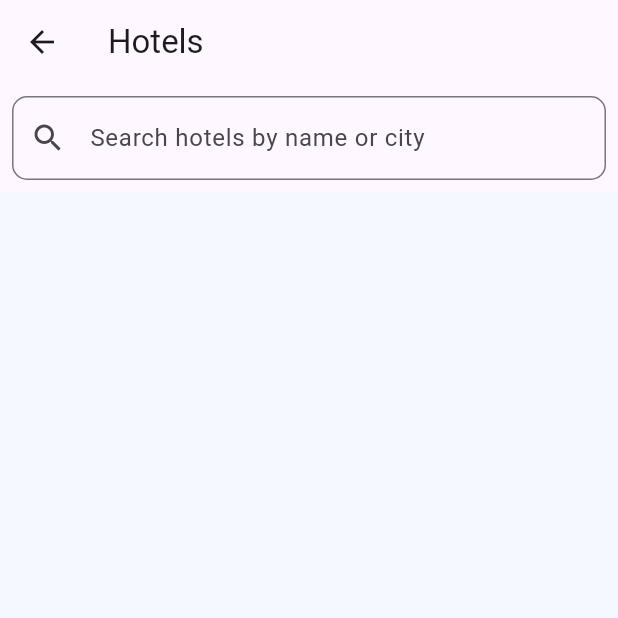
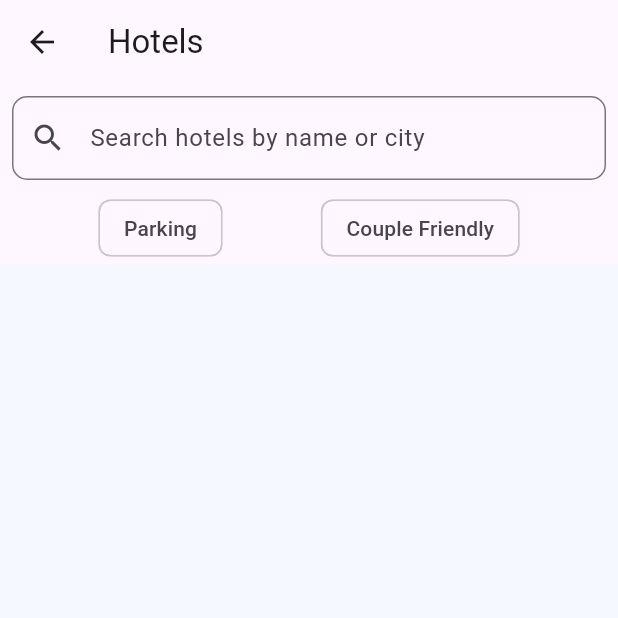
Before and after one commit to sayanthmk/hotel_booking_user, a Flutter app: the HotelsGridView screen opened directly, on a phone screen of 412 x 824 dp, the top half of it. Run offline on Flutter 3.47's test engine with Material 3 defaults, Android fonts, the light colour scheme and no system bars; our stand-ins replace animated_splash_screen, bloc, cloud_firestore, dio, equatable, firebase_auth and 10 more; missing offline and left inert: flutter_stripe; accounts and stored records are empty; Roboto replaces fonts that are missing (PTSans); statements that could not run were skipped.

Commit message:
filter initialise

```diff
--- a/lib/features/home/presentation/pages/home_page/hotellistview/hotels_gridview.dart
+++ b/lib/features/home/presentation/pages/home_page/hotellistview/hotels_gridview.dart
@@ -1,119 +1,17 @@
 // hotel_search_event.dart
-import 'package:equatable/equatable.dart';
 import 'package:flutter/material.dart';
 import 'package:flutter_bloc/flutter_bloc.dart';
 import 'package:get_it/get_it.dart';
 import 'package:hotel_booking/core/constants/colors.dart';
-import 'package:hotel_booking/features/home/domain/entity/hotel_entity.dart';
 import 'package:hotel_booking/features/home/presentation/pages/detailed_page/detail_page.dart';
+import 'package:hotel_booking/features/home/presentation/pages/home_page/hotellistview/widgets/filter.dart';
+import 'package:hotel_booking/features/home/presentation/providers/search_bloc/hotelsearch_bloc.dart';
 import 'package:hotel_booking/features/home/presentation/providers/hotel_bloc/hotel_bloc.dart';
 import 'package:hotel_booking/features/home/presentation/providers/hotel_bloc/hotel_event.dart';
 import 'package:hotel_booking/features/home/presentation/providers/hotel_bloc/hotel_state.dart';
+import 'package:hotel_booking/features/home/presentation/providers/search_bloc/hotelsearch_event.dart';
+import 'package:hotel_booking/features/home/presentation/providers/search_bloc/hotelsearch_state.dart';
 import 'package:hotel_booking/features/home/presentation/providers/selected_bloc/bloc/selectedhotel_bloc.dart';
-
-abstract class HotelSearchEvent extends Equatable {
-  const HotelSearchEvent();
-
-  @override
-  List<Object> get props => [];
-}
-
-class InitializeHotelSearchEvent extends HotelSearchEvent {}
-
-class SearchHotelsEvent extends HotelSearchEvent {
-  final String query;
-  final List<HotelEntity> allHotels;
-
-  const SearchHotelsEvent({required this.query, required this.allHotels});
-
-  @override
-  List<Object> get props => [query, allHotels];
-}
-
-// hotel_search_state.dart
-// import 'package:equatable/equatable.dart';
-// import 'package:hotel_booking/features/home/domain/entity/hotel_entity.dart';
-
-abstract class HotelSearchState extends Equatable {
-  const HotelSearchState();
-
-  @override
-  List<Object> get props => [];
-}
-
-class HotelSearchInitialState extends HotelSearchState {}
-
-class HotelSearchLoadingState extends HotelSearchState {}
-
-class HotelSearchLoadedState extends HotelSearchState {
-  final List<HotelEntity> filteredHotels;
-
-  const HotelSearchLoadedState({required this.filteredHotels});
-
-  @override
-  List<Object> get props => [filteredHotels];
-}
-
-class HotelSearchErrorState extends HotelSearchState {
-  final String message;
-
-  const HotelSearchErrorState({required this.message});
-
-  @override
-  List<Object> get props => [message];
-}
-
-// hotel_search_bloc.dart
-// import 'package:flutter_bloc/flutter_bloc.dart';
-// import 'hotel_search_event.dart';
-// import 'hotel_search_state.dart';
-// import 'package:hotel_booking/features/home/domain/entity/hotel_entity.dart';
-
-class HotelSearchBloc extends Bloc<HotelSearchEvent, HotelSearchState> {
-  HotelSearchBloc() : super(HotelSearchInitialState()) {
-    on<InitializeHotelSearchEvent>(_onInitializeSearch);
-    on<SearchHotelsEvent>(_onSearchHotels);
-  }
-
-  void _onInitializeSearch(
-      InitializeHotelSearchEvent event, Emitter<HotelSearchState> emit) {
-    emit(HotelSearchInitialState());
-  }
-
-  void _onSearchHotels(
-      SearchHotelsEvent event, Emitter<HotelSearchState> emit) {
-    emit(HotelSearchLoadingState());
-
-    try {
-      // Perform case-insensitive search on hotel name and city
-      final filteredHotels = event.allHotels.where((hotel) {
-        final query = event.query.toLowerCase();
-        return hotel.hotelName.toLowerCase().contains(query) ||
-            hotel.city.toLowerCase().contains(query);
-      }).toList();
-
-      emit(HotelSearchLoadedState(filteredHotels: filteredHotels));
-    } catch (e) {
-      emit(HotelSearchErrorState(
-          message: 'Error searching hotels: ${e.toString()}'));
-    }
-  }
-}
-
-// hotels_grid_view.dart
-// import 'package:flutter/material.dart';
-// import 'package:flutter_bloc/flutter_bloc.dart';
-// import 'package:get_it/get_it.dart';
-// import 'package:hotel_booking/core/constants/colors.dart';
-// import 'package:hotel_booking/features/home/domain/entity/hotel_entity.dart';
-// import 'package:hotel_booking/features/home/presentation/pages/detailed_page/detail_page.dart';
-// import 'package:hotel_booking/features/home/presentation/providers/hotel_bloc/hotel_bloc.dart';
-// import 'package:hotel_booking/features/home/presentation/providers/hotel_bloc/hotel_event.dart';
-// import 'package:hotel_booking/features/home/presentation/providers/hotel_bloc/hotel_state.dart';
-// import 'package:hotel_booking/features/home/presentation/providers/selected_bloc/bloc/selectedhotel_bloc.dart';
-// import 'hotel_search_bloc.dart';
-// import 'hotel_search_event.dart';
-// import 'hotel_search_state.dart';
 
 class HotelsGridView extends StatelessWidget {
   const HotelsGridView({super.key});
@@ -128,6 +26,9 @@ class HotelsGridView extends StatelessWidget {
         BlocProvider(
           create: (context) => HotelSearchBloc(),
         ),
+        BlocProvider(
+          create: (context) => FilterBloc(),
+        ),
       ],
       child: Scaffold(
         appBar: AppBar(
@@ -136,6 +37,7 @@ class HotelsGridView extends StatelessWidget {
         body: Column(
           children: [
             const HotelSearchBar(),
+            const FacilityFilters(),
             Expanded(
               child: BlocBuilder<HotelBloc, HotelState>(
                 builder: (context, hotelState) {
@@ -332,3 +234,106 @@ class HotelSearchResults extends StatelessWidget {
     );
   }
 }
+// abstract class HotelSearchEvent extends Equatable {
+//   const HotelSearchEvent();
+
+//   @override
+//   List<Object> get props => [];
+// }
+
+// class InitializeHotelSearchEvent extends HotelSearchEvent {}
+
+// class SearchHotelsEvent extends HotelSearchEvent {
+//   final String query;
+//   final List<HotelEntity> allHotels;
+
+//   const SearchHotelsEvent({required this.query, required this.allHotels});
+
+//   @override
+//   List<Object> get props => [query, allHotels];
+// }
+
+// hotel_search_state.dart
+// import 'package:equatable/equatable.dart';
+// import 'package:hotel_booking/features/home/domain/entity/hotel_entity.dart';
+
+// abstract class HotelSearchState extends Equatable {
+//   const HotelSearchState();
+
+//   @override
+//   List<Object> get props => [];
+// }
+
+// class HotelSearchInitialState extends HotelSearchState {}
+
+// class HotelSearchLoadingState extends HotelSearchState {}
+
+// class HotelSearchLoadedState extends HotelSearchState {
+//   final List<HotelEntity> filteredHotels;
+
+//   const HotelSearchLoadedState({required this.filteredHotels});
+
+//   @override
+//   List<Object> get props => [filteredHotels];
+// }
+
+// class HotelSearchErrorState extends HotelSearchState {
+//   final String message;
+
+//   const HotelSearchErrorState({required this.message});
+
+//   @override
+//   List<Object> get props => [message];
+// }
+
+// hotel_search_bloc.dart
+// import 'package:flutter_bloc/flutter_bloc.dart';
+// import 'hotel_search_event.dart';
+// import 'hotel_search_state.dart';
+// import 'package:hotel_booking/features/home/domain/entity/hotel_entity.dart';
+
+// class HotelSearchBloc extends Bloc<HotelSearchEvent, HotelSearchState> {
+//   HotelSearchBloc() : super(HotelSearchInitialState()) {
+//     on<InitializeHotelSearchEvent>(_onInitializeSearch);
+//     on<SearchHotelsEvent>(_onSearchHotels);
+//   }
+
+//   void _onInitializeSearch(
+//       InitializeHotelSearchEvent event, Emitter<HotelSearchState> emit) {
+//     emit(HotelSearchInitialState());
+//   }
+
+//   void _onSearchHotels(
+//       SearchHotelsEvent event, Emitter<HotelSearchState> emit) {
+//     emit(HotelSearchLoadingState());
+
+//     try {
+//       // Perform case-insensitive search on hotel name and city
+//       final filteredHotels = event.allHotels.where((hotel) {
+//         final query = event.query.toLowerCase();
+//         return hotel.hotelName.toLowerCase().contains(query) ||
+//             hotel.city.toLowerCase().contains(query);
+//       }).toList();
+
+//       emit(HotelSearchLoadedState(filteredHotels: filteredHotels));
+//     } catch (e) {
+//       emit(HotelSearchErrorState(
+//           message: 'Error searching hotels: ${e.toString()}'));
+//     }
+//   }
+// }
+
+// hotels_grid_view.dart
+// import 'package:flutter/material.dart';
+// import 'package:flutter_bloc/flutter_bloc.dart';
+// import 'package:get_it/get_it.dart';
+// import 'package:hotel_booking/core/constants/colors.dart';
+// import 'package:hotel_booking/features/home/domain/entity/hotel_entity.dart';
+// import 'package:hotel_booking/features/home/presentation/pages/detailed_page/detail_page.dart';
+// import 'package:hotel_booking/features/home/presentation/providers/hotel_bloc/hotel_bloc.dart';
+// import 'package:hotel_booking/features/home/presentation/providers/hotel_bloc/hotel_event.dart';
+// import 'package:hotel_booking/features/home/presentation/providers/hotel_bloc/hotel_state.dart';
+// import 'package:hotel_booking/features/home/presentation/providers/selected_bloc/bloc/selectedhotel_bloc.dart';
+// import 'hotel_search_bloc.dart';
+// import 'hotel_search_event.dart';
+// import 'hotel_search_state.dart';
--- /dev/null
+++ b/lib/features/home/presentation/pages/home_page/hotellistview/widgets/filter.dart
@@ -0,0 +1,92 @@
+// filter_bloc_event.dart
+import 'package:equatable/equatable.dart';
+import 'package:flutter/material.dart';
+import 'package:flutter_bloc/flutter_bloc.dart';
+
+abstract class FilterEvent extends Equatable {
+  @override
+  List<Object> get props => [];
+}
+
+class ToggleFilterEvent extends FilterEvent {
+  final String filter;
+  final bool isSelected;
+
+  ToggleFilterEvent({required this.filter, required this.isSelected});
+
+  @override
+  List<Object> get props => [filter, isSelected];
+}
+
+class ResetFiltersEvent extends FilterEvent {}
+// filter_bloc_state.dart
+
+class FilterState extends Equatable {
+  final List<String> activeFilters;
+
+  const FilterState({this.activeFilters = const []});
+
+  @override
+  List<Object> get props => [activeFilters];
+}
+// filter_bloc.dart
+// import 'package:flutter_bloc/flutter_bloc.dart';
+// import 'filter_bloc_event.dart';
+// import 'filter_bloc_state.dart';
+
+class FilterBloc extends Bloc<FilterEvent, FilterState> {
+  FilterBloc() : super(const FilterState()) {
+    on<ToggleFilterEvent>((event, emit) {
+      final updatedFilters = List<String>.from(state.activeFilters);
+
+      if (event.isSelected) {
+        updatedFilters.add(event.filter);
+      } else {
+        updatedFilters.remove(event.filter);
+      }
+
+      emit(FilterState(activeFilters: updatedFilters));
+    });
+
+    on<ResetFiltersEvent>((_, emit) {
+      emit(const FilterState(activeFilters: []));
+    });
+  }
+}
+
+class FacilityFilters extends StatelessWidget {
+  const FacilityFilters({super.key});
+
+  @override
+  Widget build(BuildContext context) {
+    return BlocBuilder<FilterBloc, FilterState>(
+      builder: (context, filterState) {
+        return Row(
+          mainAxisAlignment: MainAxisAlignment.spaceEvenly,
+          children: [
+            FilterChip(
+              label: const Text('Parking'),
+              selected: filterState.activeFilters.contains('Parking'),
+              onSelected: (isSelected) {
+                context.read<FilterBloc>().add(
+                      ToggleFilterEvent(
+                          filter: 'Parking', isSelected: isSelected),
+                    );
+              },
+            ),
+            FilterChip(
+              label: const Text('Couple Friendly'),
+              selected: filterState.activeFilters.contains('Couple Friendly'),
+              onSelected: (isSelected) {
+                context.read<FilterBloc>().add(
+                      ToggleFilterEvent(
+                          filter: 'Couple Friendly', isSelected: isSelected),
+                    );
+              },
+            ),
+          ],
+        );
+      },
+    );
+  }
+}
--- a/lib/features/home/presentation/providers/search_bloc/hotelsearch_event.dart
+++ b/lib/features/home/presentation/providers/search_bloc/hotelsearch_event.dart
@@ -1,8 +1,29 @@
-part of 'hotelsearch_bloc.dart';
+// hotelsearch_event.dart
+import 'package:equatable/equatable.dart';
+import 'package:hotel_booking/features/home/domain/entity/hotel_entity.dart';
 
-sealed class HotelsearchEvent extends Equatable {
-  const HotelsearchEvent();
-
+abstract class HotelSearchEvent extends Equatable {
   @override
   List<Object> get props => [];
 }
+
+class InitializeHotelSearchEvent extends HotelSearchEvent {}
+
+class SearchHotelsEvent extends HotelSearchEvent {
+  final List<HotelEntity> allHotels;
+  final String query;
+
+  SearchHotelsEvent({required this.allHotels, required this.query});
+
+  @override
+  List<Object> get props => [allHotels, query];
+}
+
+class FilterHotelsEvent extends HotelSearchEvent {
+  final List<String> filters;
+
+  FilterHotelsEvent({required this.filters});
+
+  @override
+  List<Object> get props => [filters];
+}
--- a/lib/features/home/presentation/providers/search_bloc/hotelsearch_state.dart
+++ b/lib/features/home/presentation/providers/search_bloc/hotelsearch_state.dart
@@ -1,10 +1,30 @@
-part of 'hotelsearch_bloc.dart';
+// hotelsearch_state.dart
+import 'package:equatable/equatable.dart';
+import 'package:hotel_booking/features/home/domain/entity/hotel_entity.dart';
 
-sealed class HotelsearchState extends Equatable {
-  const HotelsearchState();
+abstract class HotelSearchState extends Equatable {
+  @override
+  List<Object?> get props => [];
+}
+
+class HotelSearchInitialState extends HotelSearchState {}
+
+class HotelSearchLoadingState extends HotelSearchState {}
+
+class HotelSearchLoadedState extends HotelSearchState {
+  final List<HotelEntity> filteredHotels;
+
+  HotelSearchLoadedState({required this.filteredHotels});
 
   @override
-  List<Object> get props => [];
+  List<Object?> get props => [filteredHotels];
 }
 
-final class HotelsearchInitial extends HotelsearchState {}
+class HotelSearchErrorState extends HotelSearchState {
+  final String message;
+
+  HotelSearchErrorState({required this.message});
+
+  @override
+  List<Object?> get props => [message];
+}
```
Also changed, not shown: lib/features/home/presentation/providers/search_bloc/hotelsearch_bloc.dart (+60 -8 lines).
